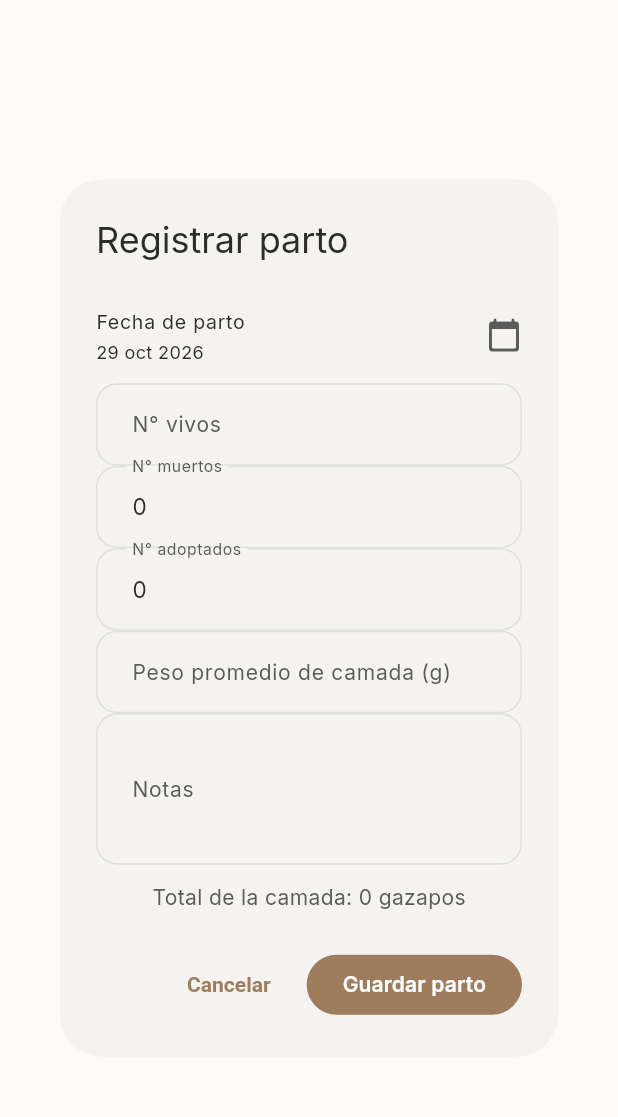
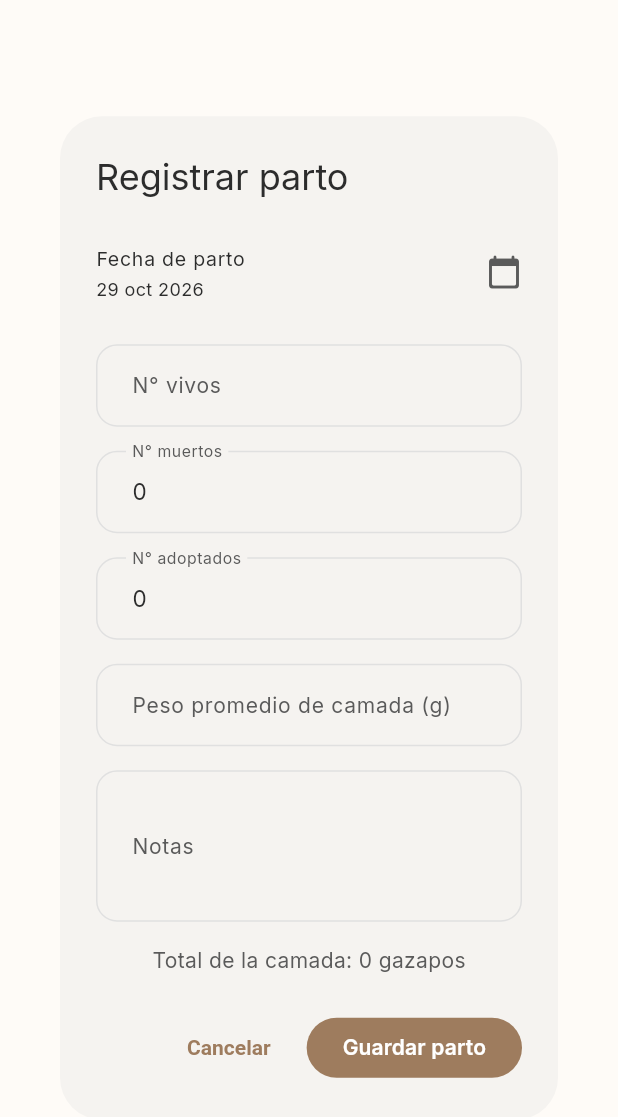
Before and after one commit to Sara-AprendizCBA/Cunitech, a Flutter app: the _BirthFormDialog widget shown alone on an empty page, opened directly with empty values, on a phone screen of 412 x 824 dp. Shown: the top 1117 px of the screen. Run offline on Flutter 3.47's test engine with Material 3 defaults, Android fonts, the phone set to English and light mode, and no system bars; our stand-ins replace fl_chart, flutter_animate, flutter_local_notifications, flutter_tts, get, google_fonts and 8 more; missing offline and left inert: dart:html; accounts and stored records are empty; network calls fail.

Commit message:
fix(ui): mejorar distribucion y espaciado del formulario de partos

```diff
--- a/lib/screens/reproduction/reproduction_screen.dart
+++ b/lib/screens/reproduction/reproduction_screen.dart
@@ -1703,9 +1703,13 @@ class _BirthFormDialogState extends State<_BirthFormDialog> {
                     trailing: const Icon(Icons.calendar_today_rounded),
                     onTap: _pickDate,
                   ),
+                  const SizedBox(height: 16),
                   _numberField(_liveController, 'N° vivos', required: true),
+                  const SizedBox(height: 16),
                   _numberField(_deadController, 'N° muertos'),
+                  const SizedBox(height: 16),
                   _numberField(_adoptedController, 'N° adoptados'),
+                  const SizedBox(height: 16),
                   TextFormField(
                     controller: _weightController,
                     decoration: const InputDecoration(
@@ -1714,12 +1718,13 @@ class _BirthFormDialogState extends State<_BirthFormDialog> {
                     keyboardType:
                         const TextInputType.numberWithOptions(decimal: true),
                   ),
+                  const SizedBox(height: 16),
                   TextFormField(
                     controller: _notesController,
                     decoration: const InputDecoration(labelText: 'Notas'),
                     maxLines: 3,
                   ),
-                  const SizedBox(height: 12),
+                  const SizedBox(height: 16),
                   Text('Total de la camada: $_total gazapos'),
                 ],
               ),
```
